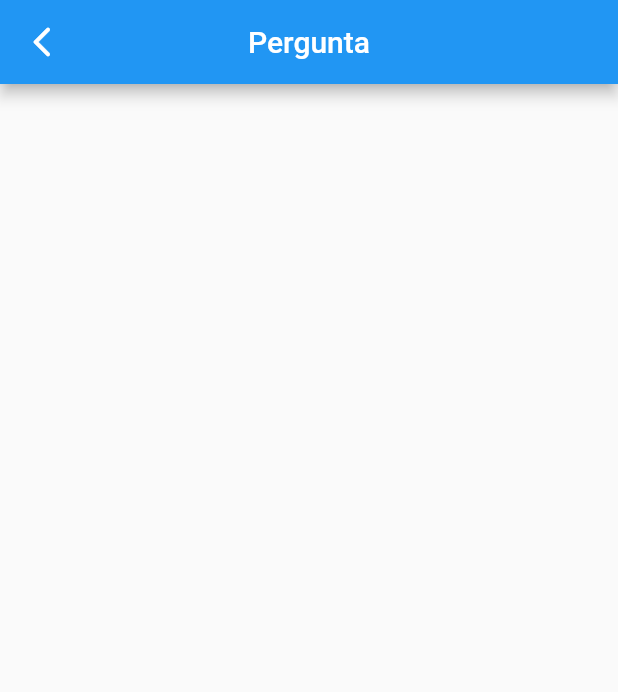
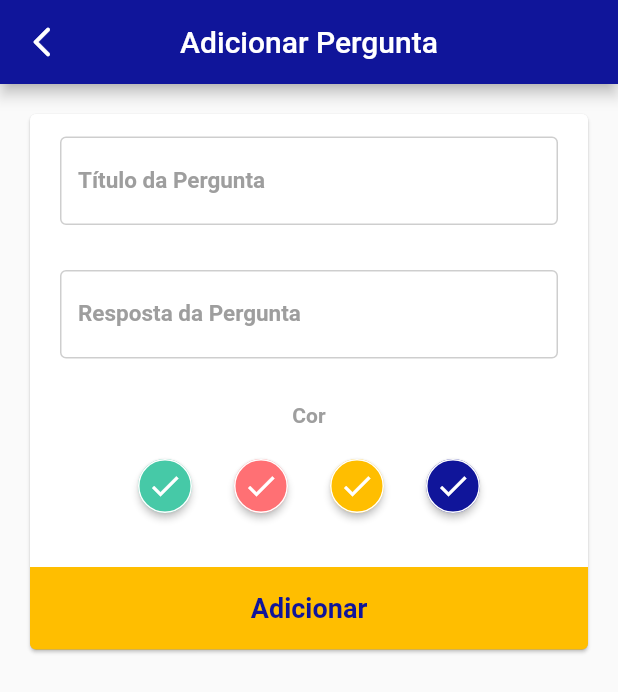
Before and after one commit to moisesmartins-dev/SnowManLabs-Challenge, a Flutter app: the AddPerguntaPage screen opened by its route, on a phone screen of 412 x 824 dp. Shown: the top 692 px of the screen. Run offline on Flutter 3.47's test engine with Material 2 defaults, Android fonts, the phone set to English and light mode, and no system bars; our stand-ins replace cloud_firestore, firebase_core, get; accounts and stored records are empty; statements that could not run were skipped.

Commit message:
created add question firebase

```diff
--- a/lib/app/binding/question_binding.dart
+++ b/lib/app/binding/question_binding.dart
@@ -1,5 +1,5 @@
 import 'package:get/get.dart';
-import 'package:snow_man_labs_challenge_unoffi/app/controller/question_controller.dart';
+import 'package:snow_man_labs_challenge_unoffi/app/controller/home_controller.dart';
 
 class QuestionBinding implements Bindings {
   @override
--- /dev/null
+++ b/lib/app/controller/addQuestion_controller.dart
@@ -0,0 +1,43 @@
+import 'package:flutter/cupertino.dart';
+import 'package:get/get.dart';
+import 'package:intl/intl.dart';
+import 'package:snow_man_labs_challenge_unoffi/app/data/repository/question_repository.dart';
+
+class AddQuestionController extends GetxController {
+
+  final TextEditingController questionTxtEditController = TextEditingController();
+  final TextEditingController answerTxtEditController = TextEditingController();
+  final formKey = GlobalKey<FormState>();
+
+  final RxString _selectedColor = "".obs;
+  get selectedColor => this._selectedColor.value;
+  set selectedColor(value) => this._selectedColor.value = value;
+
+  selectedColorChange(value) {
+    this.selectedColor = value;
+    update();
+  }
+
+  @override
+  void onInit() {
+    super.onInit();
+
+  }
+  @override
+  void dispose() {
+    questionTxtEditController.dispose();
+    answerTxtEditController.dispose();
+    super.dispose();
+  }
+
+  void add() {
+    DateTime now = DateTime.now();
+    String timeStamp = DateFormat('yyyy-MM-dd - kk:mm:ss').format(now);
+    QuestionRepository().add(
+        title: questionTxtEditController.text,
+        anwser: answerTxtEditController.text,
+        createdAt: timeStamp,
+        color: _selectedColor.toString()
+    );
+  }
+}
--- a/lib/app/data/model/question_Model.dart
+++ b/lib/app/data/model/question_Model.dart
@@ -4,12 +4,14 @@ class QuestionModel {
   String title;
   String anwser;
   String color;
+  String createdAt;
 
-  QuestionModel({this.title, this.anwser, this.color});
+  QuestionModel({this.title, this.anwser, this.color,this.createdAt});
 
   QuestionModel.fromDocumentsSnapshot(DocumentSnapshot doc) {
     title = doc.data()['title'];
     anwser = doc.data()['anwser'];
     color = doc.data()['color'];
+    createdAt= doc.data()['createdAt'];
   }
 }
--- a/lib/app/routes/app_pages.dart
+++ b/lib/app/routes/app_pages.dart
@@ -1,5 +1,5 @@
 import 'package:get/get.dart';
-import 'file:///C:/Users/moisesmartins/AndroidStudioProjects/snow_man_labs_challenge_unoffi/lib/app/ui/screens/question_page.dart';
+import 'package:snow_man_labs_challenge_unoffi/app/ui/screens/addquestion_page.dart';
 import 'package:snow_man_labs_challenge_unoffi/app/ui/screens/home_page.dart';
 import 'app_routes.dart';
 
--- /dev/null
+++ b/lib/app/ui/screens/addquestion_page.dart
@@ -0,0 +1,289 @@
+import 'package:flutter/cupertino.dart';
+import 'package:flutter/material.dart';
+import 'package:flutter/services.dart';
+import 'package:get/get.dart';
+import 'package:snow_man_labs_challenge_unoffi/app/controller/addQuestion_controller.dart';
+
+class AddPerguntaPage extends StatelessWidget {
+  final AddQuestionController _addQuestionController =
+      Get.put(AddQuestionController());
+
+  List<bool> isSelected = [false, false, false, false];
+
+  @override
+  Widget build(BuildContext context) {
+    return Scaffold(
+      appBar: AppBar(
+        backwardsCompatibility: false,
+        systemOverlayStyle: SystemUiOverlayStyle(
+            statusBarColor: Colors.transparent,
+            statusBarIconBrightness: Brightness.light),
+        title: Text('Adicionar Pergunta'),
+        backgroundColor: Color(0xff10159A),
+      ),
+      body: new InkWell(
+        splashColor: Colors.transparent,
+        highlightColor: Colors.transparent,
+        focusColor: Colors.transparent,
+        onTap: () {
+          FocusScope.of(context).requestFocus(new FocusNode());
+        },
+        child: Card(
+          margin: EdgeInsets.all(20),
+          child: SingleChildScrollView(
+            child: Column(
+              children: [
+                Form(
+                  key: _addQuestionController.formKey,
+                  child: Column(
+                    children: [
+                      Padding(
+                        padding: const EdgeInsets.fromLTRB(20, 15, 20, 15),
+                        child: TextFormField(
+                          controller:
+                              _addQuestionController.questionTxtEditController,
+                          autovalidateMode: AutovalidateMode.onUserInteraction,
+                          validator: (value) {
+                            if (value.isEmpty) {
+                              return 'Insira sua pergunta!';
+                            }
+                            return null;
+                          },
+                          maxLines: null,
+                          decoration: InputDecoration(
+                            enabledBorder: OutlineInputBorder(
+                                borderSide: BorderSide(
+                                    color: Colors.grey.withOpacity(0.5))),
+                            fillColor: Colors.grey,
+                            labelText: 'Título da Pergunta',
+                            labelStyle: TextStyle(
+                              color: Colors.grey,
+                              fontWeight: FontWeight.bold,
+                              fontSize: 15,
+                            ),
+                            border: OutlineInputBorder(
+                              borderRadius: BorderRadius.circular(6),
+                            ),
+                          ),
+                        ),
+                      ),
+                      Padding(
+                        padding: const EdgeInsets.fromLTRB(20, 15, 20, 15),
+                        child: TextFormField(
+                          maxLines: null,
+                          controller:
+                              _addQuestionController.answerTxtEditController,
+                          autovalidateMode: AutovalidateMode.onUserInteraction,
+                          validator: (value) {
+                            if (value.isEmpty) {
+                              return 'Insira sua resposta!';
+                            }
+                            return null;
+                          },
+                          decoration: InputDecoration(
+                            enabledBorder: OutlineInputBorder(
+                                borderSide: BorderSide(
+                                    color: Colors.grey.withOpacity(0.5))),
+                            fillColor: Colors.grey,
+                            labelText: 'Resposta da Pergunta',
+                            labelStyle: TextStyle(
+                              color: Colors.grey,
+                              fontWeight: FontWeight.bold,
+                              fontSize: 15,
+                            ),
+                            border: OutlineInputBorder(
+                              borderRadius: BorderRadius.circular(6),
+                            ),
+                          ),
+                        ),
+                      ),
+                      Row(
+                        mainAxisAlignment: MainAxisAlignment.center,
+                        children: [
+                          Container(
+                            padding: EdgeInsets.fromLTRB(20, 15, 20, 15),
+                            child: Text(
+                              'Cor',
+                              textAlign: TextAlign.center,
+                              style: TextStyle(
+                                color: Colors.grey,
+                                fontWeight: FontWeight.bold,
+                              ),
+                            ),
+                          ),
+                        ],
+                      ),
+                      Row(
+                        mainAxisAlignment: MainAxisAlignment.center,
+                        children: [
+                          ElevatedButton(
+                            onPressed: () {
+                              _addQuestionController
+                                  .selectedColorChange("0xff46C9A7");
+                            },
+                            child: Visibility(
+                              child: Icon(Icons.done),
+                            ),
+                            style: ElevatedButton.styleFrom(
+                              shape: CircleBorder(),
+                              side: BorderSide(color: Colors.white),
+                              primary: Color(0xff46C9A7),
+                            ),
+                          ),
+                          ElevatedButton(
+                            onPressed: () {
+                              _addQuestionController
+                                  .selectedColorChange("0xffFF7074");
+                            },
+                            child: Icon(Icons.done),
+                            style: ElevatedButton.styleFrom(
+                              shape: CircleBorder(),
+                              side: BorderSide(color: Colors.white),
+                              primary: Color(0xffFF7074),
+                            ),
+                          ),
+                          ElevatedButton(
+                            onPressed: () {
+                              _addQuestionController
+                                  .selectedColorChange("0xffFFBE00");
+                            },
+                            child: Icon(Icons.done),
+                            style: ElevatedButton.styleFrom(
+                              shape: CircleBorder(),
+                              side: BorderSide(color: Colors.white),
+                              primary: Color(0xffFFBE00),
+                            ),
+                          ),
+                          ElevatedButton(
+                            onPressed: () {
+                              _addQuestionController
+                                  .selectedColorChange("0xff10159A");
+                            },
+                            child: Icon(Icons.done),
+                            style: ElevatedButton.styleFrom(
+                              shape: CircleBorder(),
+                              side: BorderSide(color: Colors.white),
+                              primary: Color(0xff10159A),
+                            ),
+                          ),
+                        ],
+                      ),
+                      Container(
+                        padding: EdgeInsets.only(top: 30),
+                        child: ElevatedButton(
+                          style: ElevatedButton.styleFrom(
+                            shape: RoundedRectangleBorder(
+                              borderRadius: BorderRadius.only(
+                                  topLeft: Radius.circular(0),
+                                  topRight: Radius.circular(0),
+                                  bottomRight: Radius.circular(4),
+                                  bottomLeft: Radius.circular(4)),
+                            ),
+                            primary: Color(0xffFFBE00),
+                            elevation: 0.1,
+                          ),
+                          onPressed: () {
+                            FocusScope.of(context).requestFocus(new FocusNode());
+                            if (_addQuestionController.formKey.currentState
+                                .validate()) {
+                              if (_addQuestionController.selectedColor
+                                  .toString()
+                                  .isEmpty == true) {
+                                Get.snackbar(
+                                  "",
+                                  "",
+                                  titleText: Text(
+                                    "Erro ao adicionar a pergunta!",
+                                    style: TextStyle(
+                                      color: Colors.white,
+                                      fontSize: 16,
+                                    ),
+                                  ),
+                                  messageText: Text(
+                                    "Selecione uma cor.",
+                                    style: TextStyle(
+                                        color: Colors.white,
+                                        fontSize: 16,
+                                        fontWeight: FontWeight.bold),
+                                  ),
+                                  backgroundColor: Colors.red,
+                                  maxWidth: double.infinity,
+                                  margin: EdgeInsets.zero,
+                                  snackPosition: SnackPosition.BOTTOM,
+                                  snackStyle: SnackStyle.GROUNDED,
+                                  icon: Icon(
+                                    Icons.error,
+                                    color: Colors.white,
+                                  ),
+                                );
+                              } else{
+                                _addQuestionController.add();
+                                Get.back();
+                                Get.snackbar(
+                                  "",
+                                  "",
+                                  backgroundColor: Color(0xff46C9A7),
+                                  maxWidth: double.infinity,
+                                  duration: Duration(seconds: 2),
+                                  margin: EdgeInsets.zero,
+                                  titleText: Text(
+                                    "Obrigado!",
+                                    style: TextStyle(
+                                        color: Colors.white,
+                                        fontSize: 16,
+                                        fontWeight: FontWeight.bold),
+                                  ),
+                                  messageText: Text(
+                                    "Pergunta foi adicionada com sucesso.",
+                                    style: TextStyle(
+                                        color: Colors.white,
+                                        fontSize: 16,
+                                        fontWeight: FontWeight.bold),
+                                  ),
+                                  // mainButton: TextButton(
+                                  //   onPressed: () {},
+                                  //   child: Text(
+                                  //     "Ver Pergunta",
+                                  //     style: TextStyle(
+                                  //         color: Colors.white,
+                                  //         fontWeight: FontWeight.bold),
+                                  //   ),
+                                  // ),
+                                  snackPosition: SnackPosition.BOTTOM,
+                                  snackStyle: SnackStyle.GROUNDED,
+                                  icon: Icon(
+                                    Icons.check_circle,
+                                    color: Colors.white,
+                                  ),
+                                );
+                              }
+                            } else {}
+                          },
+                          child: Row(
+                            mainAxisAlignment: MainAxisAlignment.center,
+                            children: [
+                              Container(
+                                padding: EdgeInsets.only(top: 17, bottom: 17),
+                                child: Text(
+                                  'Adicionar',
+                                  style: TextStyle(
+                                      color: Color(0xff10159A),
+                                      fontSize: 18.0,
+                                      fontWeight: FontWeight.bold),
+                                ),
+                              ),
+                            ],
+                          ),
+                        ),
+                      )
+                    ],
+                  ),
+                )
+              ],
+            ),
+          ),
+        ),
+      ),
+    );
+  }
+}
--- a/lib/app/ui/screens/question_page.dart
+++ /dev/null
@@ -1,14 +0,0 @@
-import 'package:flutter/material.dart';
-import 'package:get/get.dart';
-
-class AddPerguntaPage extends StatelessWidget {
-  @override
-  Widget build(BuildContext context) {
-    return Scaffold(
-      appBar: AppBar(title: Text('Pergunta')),
-      body: Container(
-        child: Container(),
-      ),
-    );
-  }
-}
```
Also changed, not shown: lib/app/data/provider/firebase_provider.dart (+23 -3 lines), lib/app/data/repository/question_repository.dart (+10 -1 lines).
